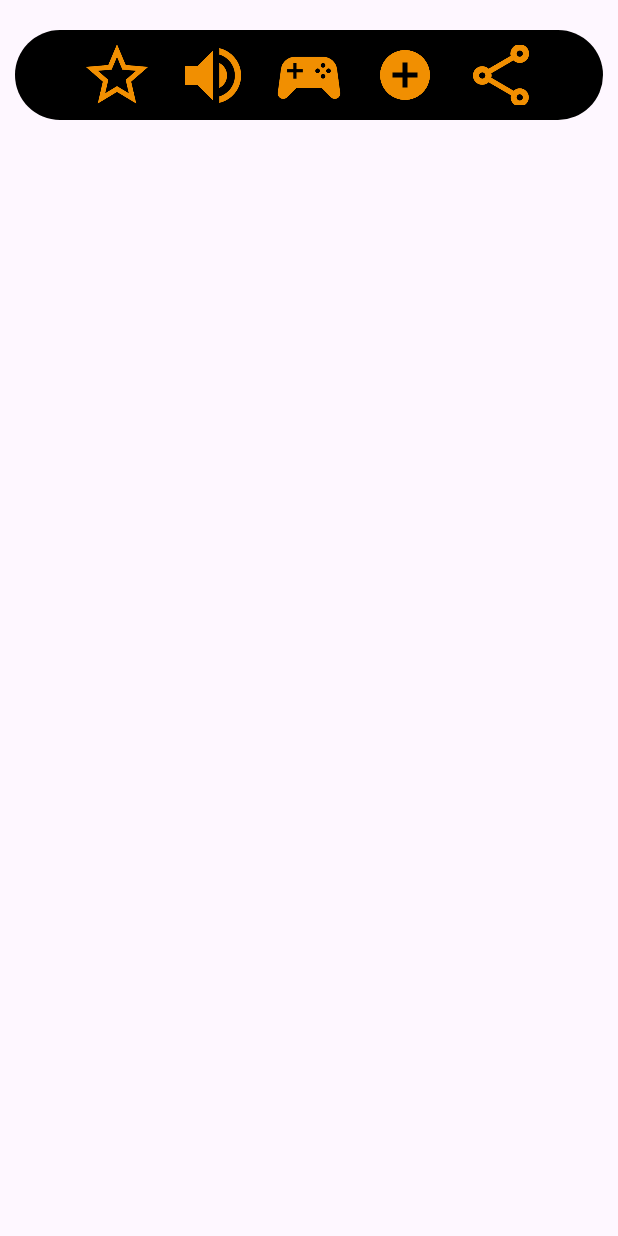
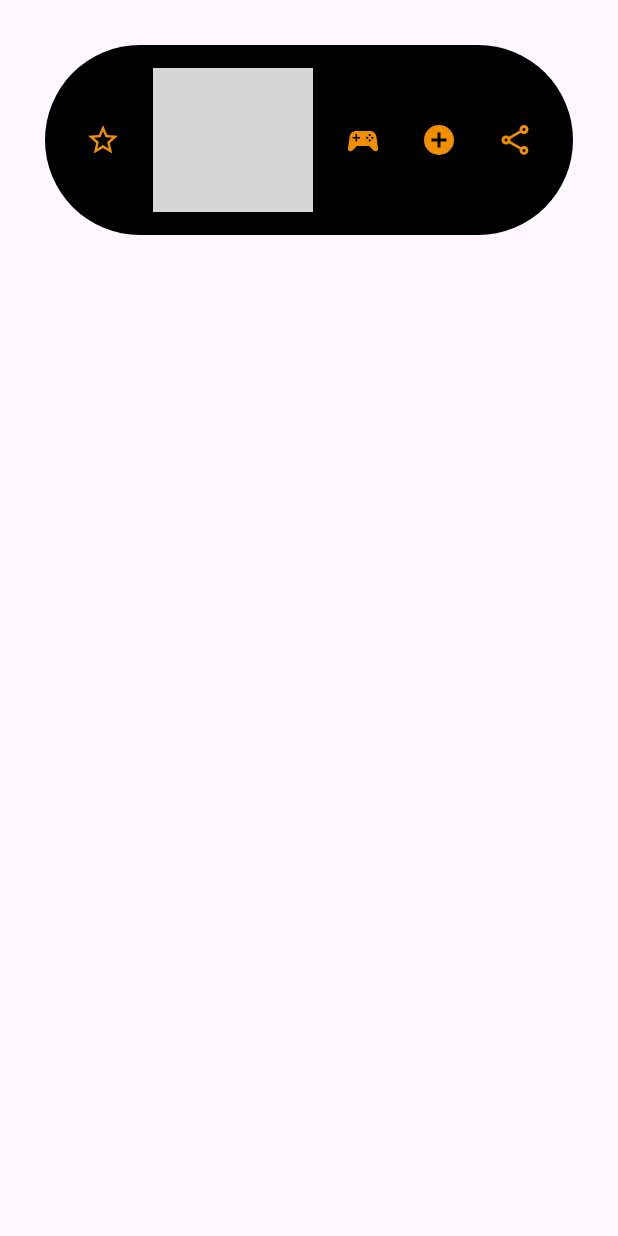
Before and after one commit to brigittechavez/PPB, an Android app: the layout toolbar.xml on its own in the app's theme, with its tools: preview values and no code run, on a phone screen of 412 x 824 dp. Run offline under Robolectric (Android 15) with nearby library versions, the phone set to English and light mode, and no system bars; grey boxes are pictures that could not be loaded.

Commit message:
calificar app desde toolbar

```diff
--- a/app/src/main/java/com/example/equipotres/MainActivity.kt
+++ b/app/src/main/java/com/example/equipotres/MainActivity.kt
@@ -16,6 +16,8 @@ import androidx.core.view.WindowInsetsCompat
 import androidx.databinding.DataBindingUtil
 import com.example.equipotres.databinding.ActivityMainBinding
 import com.example.equipotres.ui.retos.RetosActivity
+import android.net.Uri
+
 
 class MainActivity : AppCompatActivity() {
 
@@ -28,6 +30,7 @@ class MainActivity : AppCompatActivity() {
         super.onCreate(savedInstanceState)
         binding = DataBindingUtil.setContentView(this, R.layout.activity_main)
 
+        setupToolbar() // toolbar
 
         mediaPlayer = MediaPlayer.create(this, R.raw.sound_main)
         mediaPlayer.isLooping = true // Hace que el sonido se repita en bucle
@@ -44,6 +47,19 @@ class MainActivity : AppCompatActivity() {
         btnAdd.setOnClickListener {
             mediaPlayer.pause()
             val intent = Intent(this, RetosActivity::class.java)
+            startActivity(intent)
+        }
+
+    }
+
+
+    private fun setupToolbar(){
+        val toolbar = binding.contentToolbar.toolbar
+        setSupportActionBar(toolbar)
+        val btnStar = toolbar.findViewById<ImageButton>(R.id.btn_star)
+        btnStar.setOnClickListener {
+            val intent = Intent(Intent.ACTION_VIEW)
+            intent.data = Uri.parse("https://play.google.com/store/apps/details?id=com.nequi.MobileApp&hl=es_419&gl=es")
             startActivity(intent)
         }
     }
@@ -69,6 +85,8 @@ class MainActivity : AppCompatActivity() {
         }.start()
     }
 
+
+
     private fun makeButtonBlink(button: Button) {
         val animator = ObjectAnimator.ofFloat(button, "alpha", 0f, 1f)
         animator.repeatCount = ValueAnimator.INFINITE
--- a/app/src/main/res/layout/activity_main.xml
+++ b/app/src/main/res/layout/activity_main.xml
@@ -8,76 +8,9 @@
         android:orientation="vertical"
         >
 
-        <androidx.appcompat.widget.Toolbar
-            android:id="@+id/tlTool"
-            android:layout_width="match_parent"
-            android:layout_height="wrap_content"
-            android:layout_marginStart="30dp"
-            android:layout_marginEnd="30dp"
-            android:layout_marginTop="30dp"
-            android:background="@drawable/toolbar_background"
-            android:gravity="center"
-            android:theme="@style/ThemeOverlay.AppCompat.ActionBar"
-            android:elevation="4dp">
-
-            <LinearLayout
-                android:layout_width="match_parent"
-                android:layout_height="wrap_content"
-                android:gravity="center"
-                android:orientation="horizontal"
-                android:padding="5dp">
-
-                <ImageButton
-                    android:id="@+id/btn_star"
-                    android:layout_width="wrap_content"
-                    android:layout_height="match_parent"
-                    android:layout_weight="1"
-                    android:background="?android:attr/selectableItemBackgroundBorderless"
-                    android:src="@drawable/ico_star"
-                    android:tint="@color/carrot_orange"
-                    android:layout_marginEnd="16dp"/>
-
-                <ImageButton
-                    android:id="@+id/btn_mute"
-                    android:layout_width="wrap_content"
-                    android:layout_height="match_parent"
-                    android:layout_weight="1"
-                    android:background="?android:attr/selectableItemBackgroundBorderless"
-                    android:src="@drawable/ico_volume_on"
-                    android:tint="@color/carrot_orange"
-                    android:layout_marginEnd="16dp"/>
-
-                <ImageButton
-                    android:id="@+id/btn_game"
-                    android:layout_width="wrap_content"
-                    android:layout_height="match_parent"
-                    android:layout_weight="1"
-                    android:background="?android:attr/selectableItemBackgroundBorderless"
-                    android:src="@drawable/ico_controller"
-                    android:tint="@color/carrot_orange"
-                    android:layout_marginEnd="16dp"/>
-
-                <ImageButton
-                    android:id="@+id/btn_add"
-                    android:layout_width="wrap_content"
-                    android:layout_height="match_parent"
-                    android:layout_weight="1"
-                    android:background="?android:attr/selectableItemBackgroundBorderless"
-                    android:src="@drawable/ico_plus"
-                    android:tint="@color/carrot_orange"
-                    android:layout_marginEnd="16dp"/>
-
-                <ImageButton
-                    android:id="@+id/btn_share"
-                    android:layout_width="wrap_content"
-                    android:layout_height="match_parent"
-                    android:layout_weight="1"
-                    android:background="?android:attr/selectableItemBackgroundBorderless"
-                    android:src="@drawable/ico_share"
-                    android:tint="@color/carrot_orange"
-                    android:layout_marginEnd="16dp"/>
-            </LinearLayout>
-        </androidx.appcompat.widget.Toolbar>
+        <include
+            layout="@layout/toolbar"
+            android:id="@+id/contentToolbar"/>
 
         <FrameLayout
             android:layout_width="wrap_content"
--- a/app/src/main/res/layout/toolbar.xml
+++ b/app/src/main/res/layout/toolbar.xml
@@ -1,66 +1,75 @@
-<androidx.appcompat.widget.Toolbar
-    xmlns:android="http://schemas.android.com/apk/res/android"
-    xmlns:app="http://schemas.android.com/apk/res-auto"
-    android:layout_width="match_parent"
-    android:layout_height="60dp"
-    android:background="@drawable/toolbar_background"
-    android:layout_marginTop="20dp"
-    android:layout_marginStart="10dp"
-    android:layout_marginEnd="10dp">
+<?xml version="1.0" encoding="utf-8"?>
+<layout xmlns:android="http://schemas.android.com/apk/res/android">
 
-    <LinearLayout
+    <androidx.appcompat.widget.Toolbar
+        android:id="@+id/toolbar"
         android:layout_width="match_parent"
-        android:layout_height="match_parent"
-        android:orientation="horizontal">
+        android:layout_height="wrap_content"
+        android:layout_marginStart="30dp"
+        android:layout_marginEnd="30dp"
+        android:layout_marginTop="30dp"
+        android:background="@drawable/toolbar_background"
+        android:gravity="center"
+        android:elevation="4dp"
+        android:theme="@style/ThemeOverlay.AppCompat.ActionBar">
 
-        <ImageView
-            android:layout_width="64dp"
-            android:layout_height="50dp"
-            android:layout_marginStart="20dp"
-            android:layout_gravity="center"
-            android:src="@drawable/star_outline"
-            android:clickable="true"
-            app:tint="@color/carrot_orange"
-            android:contentDescription="Icono de estrella"/>
+        <LinearLayout
+            android:layout_width="match_parent"
+            android:layout_height="wrap_content"
+            android:gravity="center"
+            android:orientation="horizontal"
+            android:padding="5dp">
 
+            <ImageButton
+                android:id="@+id/btn_star"
+                android:layout_width="wrap_content"
+                android:layout_height="match_parent"
+                android:layout_weight="1"
+                android:background="?android:attr/selectableItemBackgroundBorderless"
+                android:src="@drawable/ico_star"
+                android:tint="@color/carrot_orange"
+                android:layout_marginEnd="16dp"/>
 
-        <ImageView
-            android:layout_width="64dp"
-            android:layout_height="50dp"
-            android:src="@drawable/volume_high"
-            app:tint="@color/carrot_orange"
-            android:clickable="true"
-            android:layout_gravity="center"
-            android:contentDescription="Icono de volumen"/>
+            <ImageButton
+                android:id="@+id/btn_mute"
+                android:layout_width="wrap_content"
+                android:layout_height="match_parent"
+                android:layout_weight="1"
+                android:background="?android:attr/selectableItemBackgroundBorderless"
+                android:src="@drawable/ico_volume_on"
+                android:tint="@color/carrot_orange"
+                android:layout_marginEnd="16dp"/>
 
-        <ImageView
-            android:layout_width="64dp"
-            android:layout_height="50dp"
-            android:src="@drawable/controller"
-            app:tint="@color/carrot_orange"
-            android:clickable="true"
-            android:layout_gravity="center"
-            android:contentDescription="Icono de controlador"/>
+            <ImageButton
+                android:id="@+id/btn_game"
+                android:layout_width="wrap_content"
+                android:layout_height="match_parent"
+                android:layout_weight="1"
+                android:background="?android:attr/selectableItemBackgroundBorderless"
+                android:src="@drawable/ico_controller"
+                android:tint="@color/carrot_orange"
+                android:layout_marginEnd="16dp"/>
 
-        <ImageView
-            android:layout_width="64dp"
-            android:layout_height="40dp"
-            android:layout_gravity="center"
-            android:clickable="true"
-            android:contentDescription="Icono de agregar"
-            android:src="@drawable/plus_circle"
-            app:tint="@color/carrot_orange" />
+            <ImageButton
+                android:id="@+id/btn_add"
+                android:layout_width="wrap_content"
+                android:layout_height="match_parent"
+                android:layout_weight="1"
+                android:background="?android:attr/selectableItemBackgroundBorderless"
+                android:src="@drawable/ico_plus"
+                android:tint="@color/carrot_orange"
+                android:layout_marginEnd="16dp"/>
 
-        <ImageView
-            android:layout_width="64dp"
-            android:layout_height="50dp"
-            android:src="@drawable/share_variant"
-            app:tint="@color/carrot_orange"
-            android:clickable="true"
-            android:layout_gravity="center"
-            android:contentDescription="Icono de compartir"/>
+            <ImageButton
+                android:id="@+id/btn_share"
+                android:layout_width="wrap_content"
+                android:layout_height="match_parent"
+                android:layout_weight="1"
+                android:background="?android:attr/selectableItemBackgroundBorderless"
+                android:src="@drawable/ico_share"
+                android:tint="@color/carrot_orange"
+                android:layout_marginEnd="16dp"/>
 
-
-    </LinearLayout>
-
-</androidx.appcompat.widget.Toolbar>
+        </LinearLayout>
+    </androidx.appcompat.widget.Toolbar>
+</layout>
```
